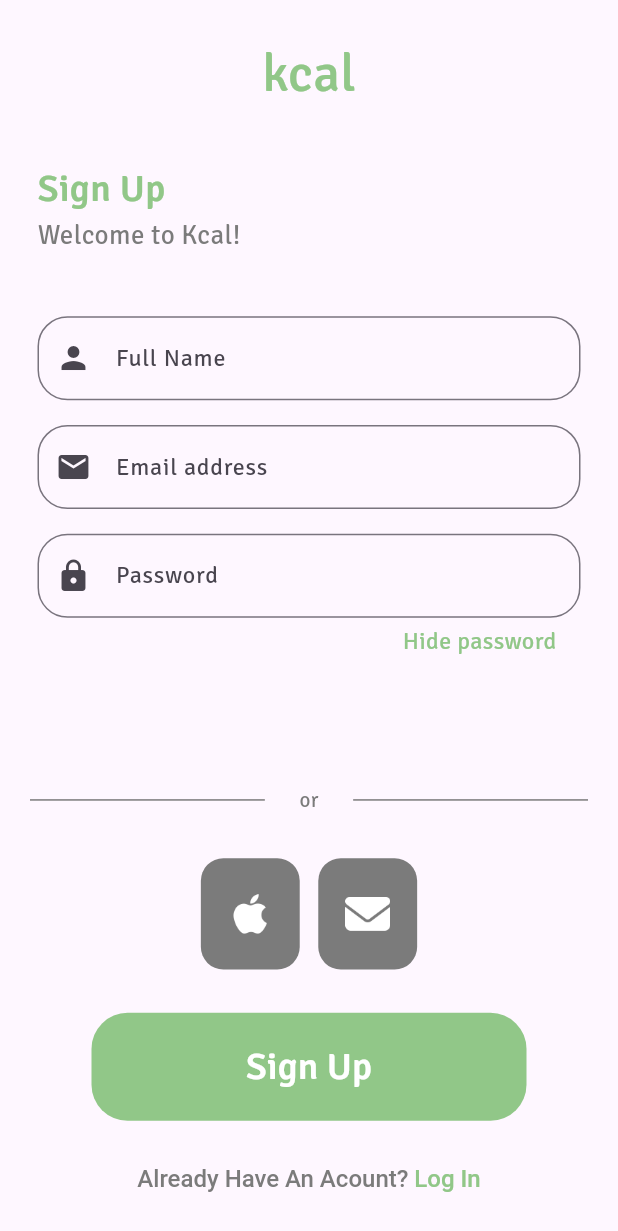
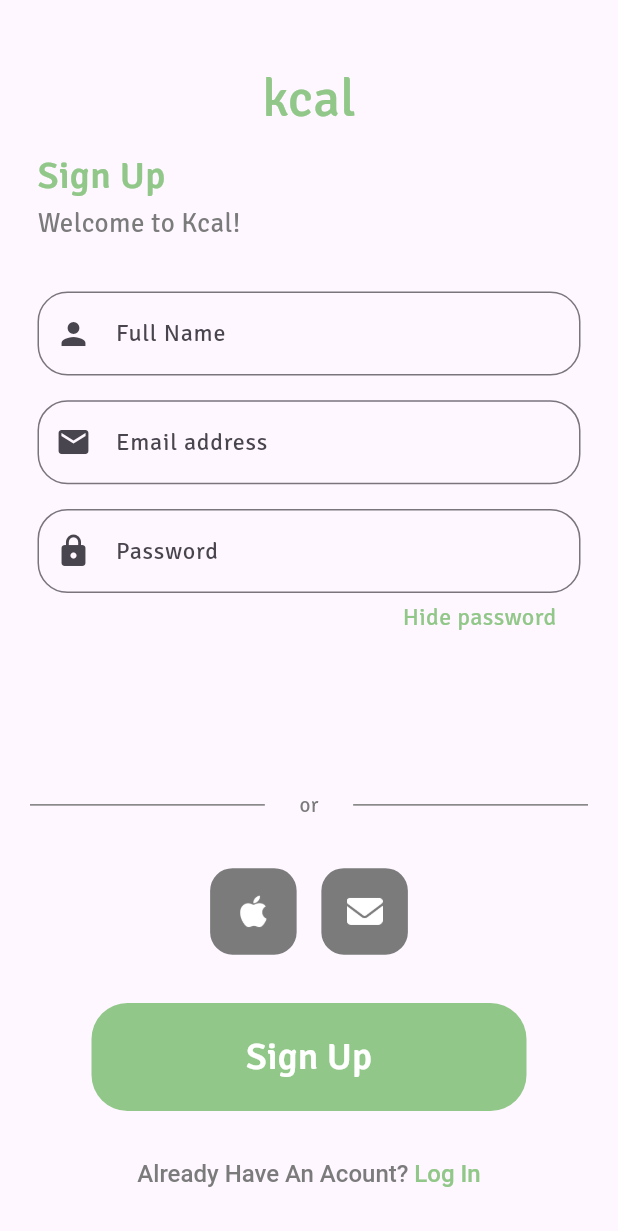
Before and after one commit to Soliyev909/food_ui, a Flutter app: the RegisterPage screen opened directly, on a phone screen of 412 x 824 dp. Shown: the top 1231 px of the screen. Run offline on Flutter 3.47's test engine with Material 2 defaults, Android fonts, the phone set to English and light mode, and no system bars; our stand-ins replace carousel_slider, device_preview, smooth_page_indicator.

```diff
--- a/lib/src/feature/food_app/widget/custom_create_account.dart
+++ b/lib/src/feature/food_app/widget/custom_create_account.dart
@@ -33,7 +33,6 @@ class _CustomCreatePageState extends State<CustomCreatePage> {
     return null;
   }
 
-
   String? validateEmail(String? value) {
     if (value != null &&
         !RegExp(r"^[a-zA-Z][a-zA-Z0-9]*@[a-zA-Z0-9]+\.[a-zA-Z]{2,6}$")
@@ -68,11 +67,20 @@ class _CustomCreatePageState extends State<CustomCreatePage> {
     return null;
   }
 
-  void openLoginPage()=> Navigator.push(context, MaterialPageRoute(builder: (context)=> const LoginPage(),),);
+  void openLoginPage() => Navigator.push(
+        context,
+        MaterialPageRoute(
+          builder: (context) => const LoginPage(),
+        ),
+      );
 
-  void onPressed(){
-    if(formKey.currentState!.validate()){
-      Navigator.push(context, MaterialPageRoute(builder: (context) => const HomePage(),));
+  void onPressed() {
+    if (formKey.currentState!.validate()) {
+      Navigator.push(
+          context,
+          MaterialPageRoute(
+            builder: (context) => const HomePage(),
+          ));
     }
   }
 
@@ -81,18 +89,15 @@ class _CustomCreatePageState extends State<CustomCreatePage> {
     return Form(
       key: formKey,
       child: Column(
-        crossAxisAlignment: CrossAxisAlignment.start,
         children: [
-          Expanded(
-            flex: 6,
+          SizedBox(
+            height: widget.constraints.maxHeight * .6,
             child: Column(
               children: [
-                SizedBox(
-                  height: widget.constraints.maxHeight * .03,
-                ),
+                SizedBox(height: widget.constraints.maxHeight * .05,),
                 const LogoWidget(),
                 SizedBox(
-                  height: widget.constraints.maxHeight * .04,
+                    height: widget.constraints.maxHeight * .01
                 ),
                 Padding(
                   padding: const EdgeInsets.only(left: 25, right: 25),
@@ -100,9 +105,10 @@ class _CustomCreatePageState extends State<CustomCreatePage> {
                     crossAxisAlignment: CrossAxisAlignment.start,
                     mainAxisAlignment: MainAxisAlignment.center,
                     children: [
-                      const CustomText(text1: "Sign Up", text2: "Welcome to Kcal!"),
+                      const CustomText(
+                          text1: "Sign Up", text2: "Welcome to Kcal!"),
                       SizedBox(
-                        height: widget.constraints.maxHeight * .05,
+                        height: widget.constraints.maxHeight * .04,
                       ),
                       CustomTextFormField(
                         validator: validateName,
@@ -128,9 +134,9 @@ class _CustomCreatePageState extends State<CustomCreatePage> {
               ],
             ),
           ),
-          Expanded(
-            flex: 4,
-            child: Center(
+          SizedBox(
+            height: widget.constraints.maxHeight * .4,
+            width: double.infinity,
             child: Column(
               mainAxisAlignment: MainAxisAlignment.spaceEvenly,
               children: [
@@ -172,7 +178,7 @@ class _CustomCreatePageState extends State<CustomCreatePage> {
                       constraints: widget.constraints,
                       iconPath: "assets/images/picture/apple.png",
                     ),
-                      SizedBox(width: MediaQuery.of(context).size.width * .03),
+                    SizedBox(width: MediaQuery.of(context).size.width * .04),
                     CustomRegisterButton(
                       constraints: widget.constraints,
                       iconPath: "assets/images/picture/email.png",
@@ -190,8 +196,7 @@ class _CustomCreatePageState extends State<CustomCreatePage> {
                 ),
               ],
             ),
-            ),
-          ),
+          )
         ],
       ),
     );
--- a/lib/src/feature/food_app/widget/custom_login_page.dart
+++ b/lib/src/feature/food_app/widget/custom_login_page.dart
@@ -75,7 +75,7 @@ class _CustomLoginPageState extends State<CustomLoginPage> {
             flex: 3,
             child: Column(
               children: [
-                SizedBox(height: widget.constraints.maxHeight * .03,),
+                SizedBox(height: widget.constraints.maxHeight * .05,),
                 const LogoWidget(),
                 SizedBox(height: widget.constraints.maxHeight * .04,),
                 Padding(
--- a/lib/src/feature/food_app/widget/regiter_page_bottons.dart
+++ b/lib/src/feature/food_app/widget/regiter_page_bottons.dart
@@ -18,14 +18,14 @@ class CustomRegisterButton extends StatelessWidget {
       onPressed: () {},
       icon: Image(
         image: AssetImage(iconPath),
-        width: 30,
-        height: 30,
+        width: 24,
+        height: 24,
         color: AppColor.white,
       ),
       style: IconButton.styleFrom(
         backgroundColor: AppColor.grey,
         fixedSize:
-            Size(constraints.maxHeight * .08, constraints.maxHeight * .09),
+            Size(constraints.maxHeight * .07, constraints.maxHeight * .07),
         shape: const RoundedRectangleBorder(
           borderRadius: BorderRadius.all(Radius.circular(15)),
         ),
```
Also changed, not shown: lib/src/feature/food_app/screens/profil_page.dart (added, +40 -0 lines). Lines whose indentation alone changed are shown as unchanged.
